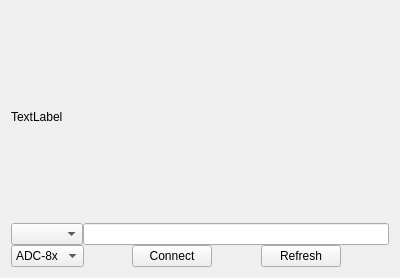
sukhsung/vivi, file assets/ui_files/vivi_deviceManager.ui: the form before one commit.
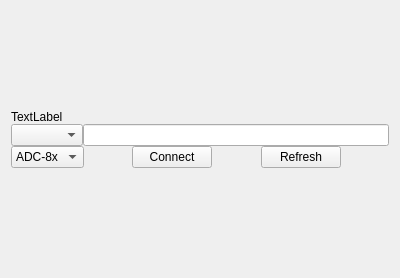
The form after the commit.

```diff
--- a/assets/ui_files/vivi_deviceManager.ui
+++ b/assets/ui_files/vivi_deviceManager.ui
@@ -17,6 +17,19 @@
    <property name="spacing">
     <number>0</number>
    </property>
+   <item>
+    <spacer name="verticalSpacer">
+     <property name="orientation">
+      <enum>Qt::Vertical</enum>
+     </property>
+     <property name="sizeHint" stdset="0">
+      <size>
+       <width>20</width>
+       <height>40</height>
+      </size>
+     </property>
+    </spacer>
+   </item>
    <item>
     <widget class="QLabel" name="label_deviceName">
      <property name="text">
@@ -105,6 +118,19 @@
      </item>
     </layout>
    </item>
+   <item>
+    <spacer name="verticalSpacer_2">
+     <property name="orientation">
+      <enum>Qt::Vertical</enum>
+     </property>
+     <property name="sizeHint" stdset="0">
+      <size>
+       <width>20</width>
+       <height>40</height>
+      </size>
+     </property>
+    </spacer>
+   </item>
   </layout>
  </widget>
  <resources/>
```
